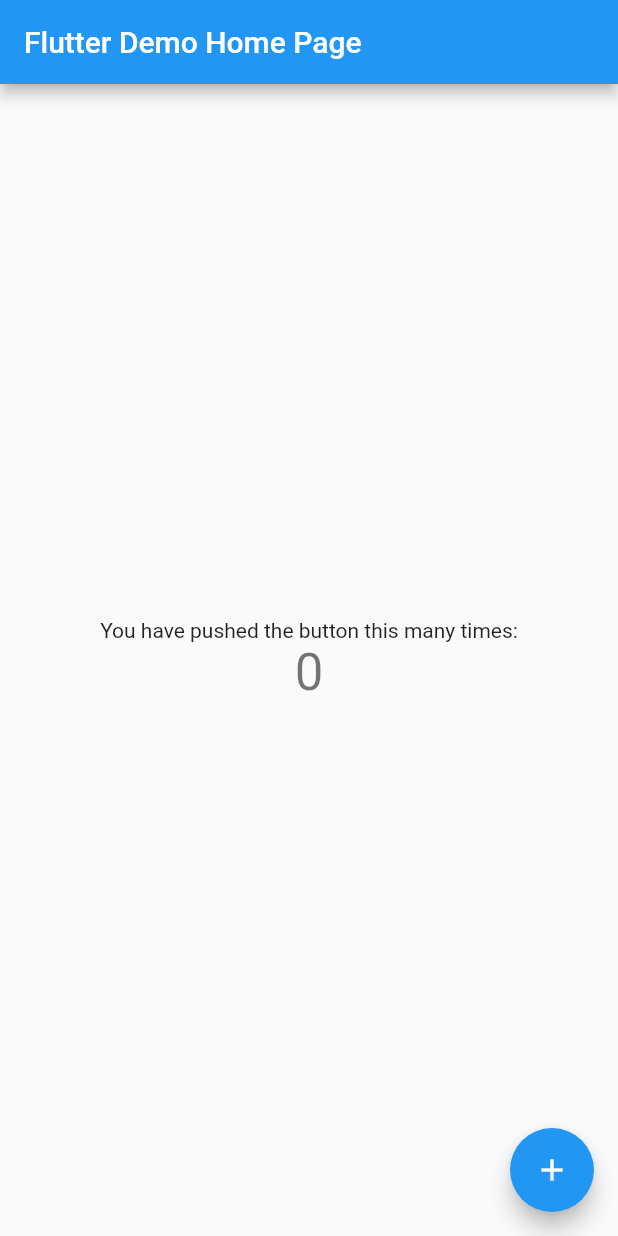
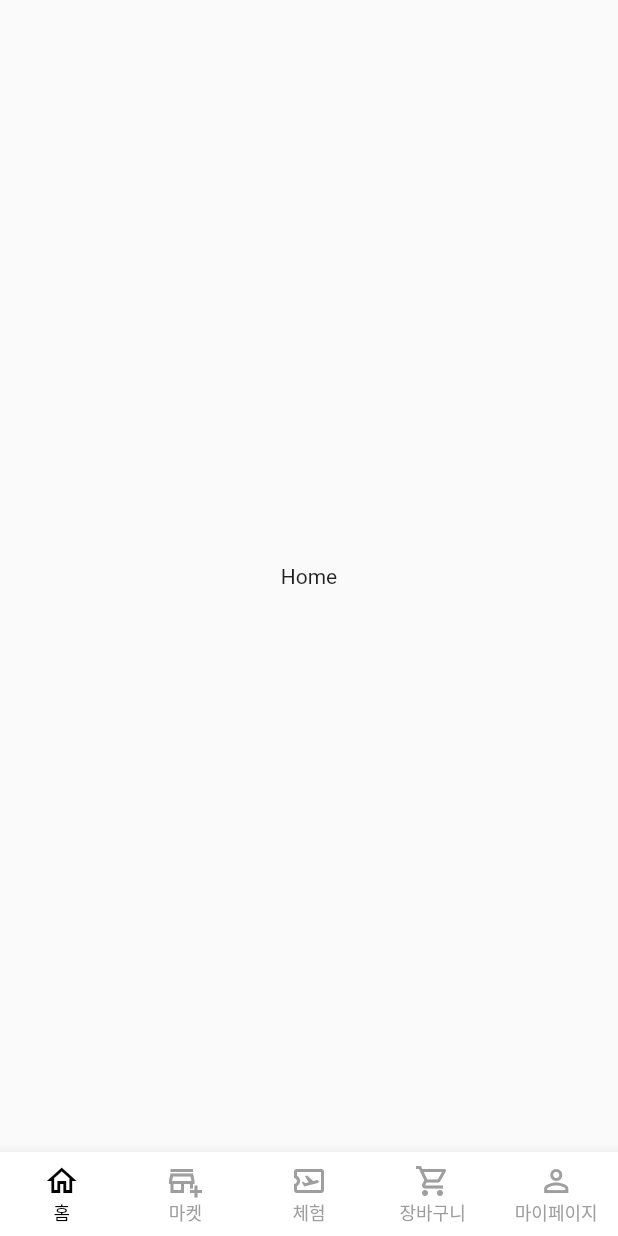
Before and after one commit to AlwaysFighting/Farm2Table, a Flutter app: the screen it shows after launch, on a phone screen of 412 x 824 dp. Run offline on Flutter 3.47's test engine with Material 2 defaults, Android fonts, the phone set to English and light mode, and no system bars.

Commit message:
feat : 네비게이션 완료

```diff
--- /dev/null
+++ b/Frontend/farm2table/lib/Const/bottom_nav.dart
@@ -0,0 +1,80 @@
+import 'package:farm2table/Market/Views/market_home.dart';
+import 'package:flutter/material.dart';
+
+import '../Cart/Views/cart.dart';
+import '../Experience/Views/experience_home.dart';
+import '../Home/Views/home.dart';
+import '../MyPage/Views/mypage_home.dart';
+
+class BottomNavigation extends StatefulWidget {
+  const BottomNavigation({Key? key}) : super(key: key);
+
+  @override
+  State<BottomNavigation> createState() => _BottomNavigationState();
+}
+
+class _BottomNavigationState extends State<BottomNavigation> {
+  int index = 0;
+
+  // 현재 페이지를 나타낼 index
+  int currentIndex = 0;
+
+// 이동할 페이지 Widget
+  final List<Widget> _widgetOptions = <Widget>[
+    const Home(),
+    const MarketHomePage(),
+    const ExperienceHome(),
+    const Cart(),
+    const MyPage()
+  ];
+
+  @override
+  Widget build(BuildContext context) {
+    return Scaffold(
+      body: SafeArea(
+        child: _widgetOptions.elementAt(currentIndex),
+      ),
+      bottomNavigationBar: _bottomNavigation(),
+    );
+  }
+
+  BottomNavigationBar _bottomNavigation() {
+    return BottomNavigationBar(
+      backgroundColor: Colors.white,
+      unselectedItemColor: Colors.grey,
+      selectedLabelStyle: const TextStyle(color: Colors.black),
+      selectedItemColor: Colors.black,
+      selectedFontSize: 12,
+      unselectedFontSize: 12,
+      type: BottomNavigationBarType.fixed,
+      onTap: (int index) {
+        setState(() {
+          currentIndex = index;
+        });
+      },
+      currentIndex: currentIndex,
+      items:const [
+        BottomNavigationBarItem(
+          label: "홈",
+          icon: Icon(Icons.home_outlined),
+        ),
+        BottomNavigationBarItem(
+          label: "마켓",
+          icon: Icon(Icons.add_business_outlined),
+        ),
+        BottomNavigationBarItem(
+          label: "체험",
+          icon: Icon(Icons.airplane_ticket_outlined),
+        ),
+        BottomNavigationBarItem(
+          label: "장바구니",
+          icon: Icon(Icons.shopping_cart_outlined),
+        ),
+        BottomNavigationBarItem(
+          label: "마이페이지",
+          icon: Icon(Icons.person_outline),
+        ),
+      ],
+    );
+  }
+}
--- /dev/null
+++ b/Frontend/farm2table/lib/Home/Views/home.dart
@@ -0,0 +1,14 @@
+import 'package:flutter/material.dart';
+
+class Home extends StatelessWidget {
+  const Home({Key? key}) : super(key: key);
+
+  @override
+  Widget build(BuildContext context) {
+    return const Scaffold(
+      body: SafeArea(
+        child: Center(child: Text("Home")),
+      ),
+    );
+  }
+}
--- a/Frontend/farm2table/lib/main.dart
+++ b/Frontend/farm2table/lib/main.dart
@@ -1,115 +1,13 @@
 import 'package:flutter/material.dart';
+import 'Const/bottom_nav.dart';
 
 void main() {
-  runApp(const MyApp());
+  runApp(
+    const MaterialApp(
+      debugShowCheckedModeBanner: false,
+      home: Scaffold(
+        body: BottomNavigation(),
+      ),
+    ),
+  );
 }
-
-class MyApp extends StatelessWidget {
-  const MyApp({super.key});
-
-  // This widget is the root of your application.
-  @override
-  Widget build(BuildContext context) {
-    return MaterialApp(
-      title: 'Flutter Demo',
-      theme: ThemeData(
-        // This is the theme of your application.
-        //
-        // Try running your application with "flutter run". You'll see the
-        // application has a blue toolbar. Then, without quitting the app, try
-        // changing the primarySwatch below to Colors.green and then invoke
-        // "hot reload" (press "r" in the console where you ran "flutter run",
-        // or simply save your changes to "hot reload" in a Flutter IDE).
-        // Notice that the counter didn't reset back to zero; the application
-        // is not restarted.
-        primarySwatch: Colors.blue,
-      ),
-      home: const MyHomePage(title: 'Flutter Demo Home Page'),
-    );
-  }
-}
-
-class MyHomePage extends StatefulWidget {
-  const MyHomePage({super.key, required this.title});
-
-  // This widget is the home page of your application. It is stateful, meaning
-  // that it has a State object (defined below) that contains fields that affect
-  // how it looks.
-
-  // This class is the configuration for the state. It holds the values (in this
-  // case the title) provided by the parent (in this case the App widget) and
-  // used by the build method of the State. Fields in a Widget subclass are
-  // always marked "final".
-
-  final String title;
-
-  @override
-  State<MyHomePage> createState() => _MyHomePageState();
-}
-
-class _MyHomePageState extends State<MyHomePage> {
-  int _counter = 0;
-
-  void _incrementCounter() {
-    setState(() {
-      // This call to setState tells the Flutter framework that something has
-      // changed in this State, which causes it to rerun the build method below
-      // so that the display can reflect the updated values. If we changed
-      // _counter without calling setState(), then the build method would not be
-      // called again, and so nothing would appear to happen.
-      _counter++;
-    });
-  }
-
-  @override
-  Widget build(BuildContext context) {
-    // This method is rerun every time setState is called, for instance as done
-    // by the _incrementCounter method above.
-    //
-    // The Flutter framework has been optimized to make rerunning build methods
-    // fast, so that you can just rebuild anything that needs updating rather
-    // than having to individually change instances of widgets.
-    return Scaffold(
-      appBar: AppBar(
-        // Here we take the value from the MyHomePage object that was created by
-        // the App.build method, and use it to set our appbar title.
-        title: Text(widget.title),
-      ),
-      body: Center(
-        // Center is a layout widget. It takes a single child and positions it
-        // in the middle of the parent.
-        child: Column(
-          // Column is also a layout widget. It takes a list of children and
-          // arranges them vertically. By default, it sizes itself to fit its
-          // children horizontally, and tries to be as tall as its parent.
-          //
-          // Invoke "debug painting" (press "p" in the console, choose the
-          // "Toggle Debug Paint" action from the Flutter Inspector in Android
-          // Studio, or the "Toggle Debug Paint" command in Visual Studio Code)
-          // to see the wireframe for each widget.
-          //
-          // Column has various properties to control how it sizes itself and
-          // how it positions its children. Here we use mainAxisAlignment to
-          // center the children vertically; the main axis here is the vertical
-          // axis because Columns are vertical (the cross axis would be
-          // horizontal).
-          mainAxisAlignment: MainAxisAlignment.center,
-          children: <Widget>[
-            const Text(
-              'You have pushed the button this many times:',
-            ),
-            Text(
-              '$_counter',
-              style: Theme.of(context).textTheme.headlineMedium,
-            ),
-          ],
-        ),
-      ),
-      floatingActionButton: FloatingActionButton(
-        onPressed: _incrementCounter,
-        tooltip: 'Increment',
-        child: const Icon(Icons.add),
-      ), // This trailing comma makes auto-formatting nicer for build methods.
-    );
-  }
-}
```
Also changed, not shown: Frontend/farm2table/lib/Cart/Views/cart.dart (added, +14 -0 lines), Frontend/farm2table/lib/Experience/Views/experience_home.dart (added, +14 -0 lines), Frontend/farm2table/lib/Market/Views/market_home.dart (added, +14 -0 lines), Frontend/farm2table/lib/MyPage/Views/mypage_home.dart (added, +14 -0 lines).
